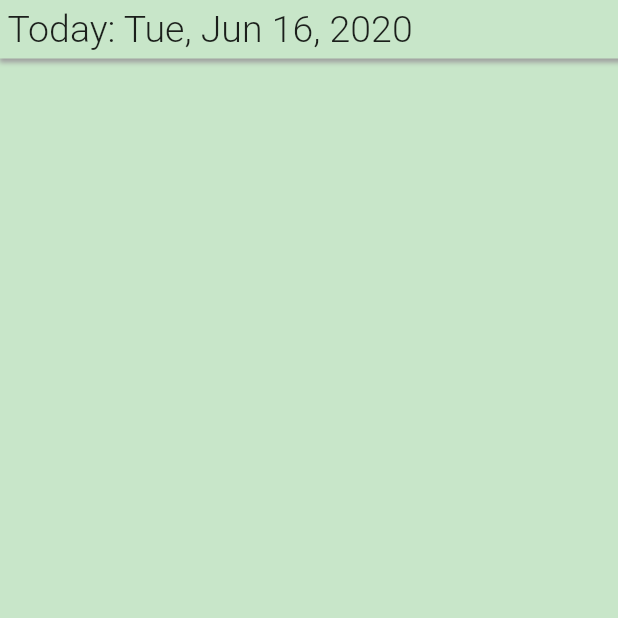
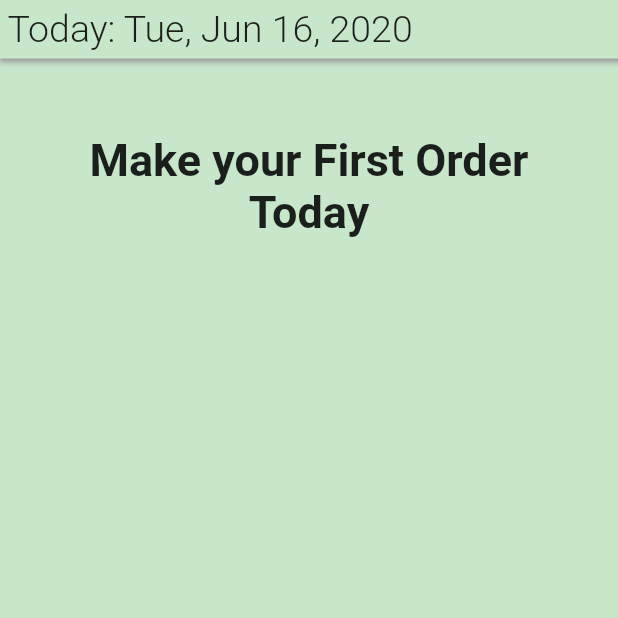
Before and after one commit to willyawan16/myRestaurant, a Flutter app: the OrderList screen opened directly, on a phone screen of 412 x 824 dp, the top half of it. Run offline on Flutter 3.47's test engine with Material 2 defaults, Android fonts, the phone set to English and light mode, and no system bars; our stand-ins replace cloud_firestore, firebase_auth, firebase_storage, flutter_spinkit, image_cropper, image_picker and 2 more; missing offline and left inert: ff_navigation_bar, flutter_counter, flutter_group_sliver; accounts and stored records are empty.

Commit message:
orders update

```diff
--- a/lib/OrderComponent/HistoryList.dart
+++ b/lib/OrderComponent/HistoryList.dart
@@ -21,12 +21,13 @@ class HistoryList extends StatefulWidget {
 // }
 
 class HistoryListState extends State<HistoryList> {
+  List today = [];
   List yesterday = [];
   List twoDaysAgo = [];
   List oneWeekMore = [];
   List all = [];
   // List<ExpansionItem> _items = <ExpansionItem>[];
-  List<String> expansionHeader = ['Yesterday', '2 days ago', 'One week ago'];
+  List<String> expansionHeader = ['Today', 'Yesterday', '2 days ago', 'One week ago'];
 
   @override
   void initState() {
@@ -47,6 +48,7 @@ class HistoryListState extends State<HistoryList> {
         stream: Firestore.instance.collection('orderList').snapshots(),
         builder: (context, snapshot) {
           List orderList = [];
+          List _today = [];
           List _yesterday = [];
           List _twoDaysAgo = [];
           List _oneWeekMore = [];
@@ -65,7 +67,7 @@ class HistoryListState extends State<HistoryList> {
             time = DateFormat('h:mm a').format(d);
             _temp.addAll({
               'customer': snapshot.data.documents[i]['customer'],
-              'date': date,
+              'date': date2,
               'time': time,
               'timeago': timeago,
               'orders': snapshot.data.documents[i]['orders'],
@@ -77,8 +79,11 @@ class HistoryListState extends State<HistoryList> {
               'key': snapshot.data.documents[i].documentID,
             });
             orderList.add(_temp);
+            var today = DateFormat('yyyy-MM-dd').format(DateTime.now());
             if(_temp['paid'] == 'Paid'){
-              if(_temp['timeago'] == 'a day ago') {
+              if(_temp['date'] == today){
+                _today.add(_temp);
+              }else if(_temp['timeago'] == 'a day ago') {
                 _yesterday.add(_temp);
               } else if(_temp['timeago'] == 'two days ago') {
                 _twoDaysAgo.add(_temp);
@@ -91,12 +96,16 @@ class HistoryListState extends State<HistoryList> {
           orderList.sort((a, b) {
             return a['time'].compareTo(b['time']);
           });
-          yesterday.sort((a, b) {
+          _today.sort((a, b) {
             return a['time'].compareTo(b['time']);
           });
-          twoDaysAgo.sort((a, b) {
+          _yesterday.sort((a, b) {
             return a['time'].compareTo(b['time']);
           });
+          _twoDaysAgo.sort((a, b) {
+            return a['time'].compareTo(b['time']);
+          });
+          today = _today;
           yesterday = _yesterday;
           twoDaysAgo = _twoDaysAgo;
           oneWeekMore = _oneWeekMore;
@@ -105,7 +114,7 @@ class HistoryListState extends State<HistoryList> {
           // debugPrint(oneWeekMore.length.toString());
 
           // debugPrint('ini: ${Jiffy(orderList[0]['date']).fromNow()}');
-          all = [yesterday, twoDaysAgo, oneWeekMore];
+          all = [today, yesterday, twoDaysAgo, oneWeekMore];
           return body();
         },
       ),
--- a/lib/OrderComponent/OrderList.dart
+++ b/lib/OrderComponent/OrderList.dart
@@ -447,7 +447,7 @@ class OrderListState extends State<OrderList> {
     );
   }
 
-  Widget body(List orderList){
+  Widget body(List orderList, bool check){
     return Scaffold(
       backgroundColor: Colors.green[100],
       body: Column(
@@ -476,12 +476,19 @@ class OrderListState extends State<OrderList> {
                 ),
               ),
             ),
-            Expanded(
+            (orderList.isNotEmpty)
+            ? Expanded(
               child: ListView.builder(
                 itemCount: orderList.length,
                 padding: const EdgeInsets.all(10),
                 itemBuilder: (context, i) => orderDetails(context, i, orderList[i]),
               ),
+            )
+            : Container(
+              padding: EdgeInsets.fromLTRB(40,50,40,0),
+              child: (!check)
+              ? Text('Make your First Order Today', style: TextStyle(fontSize: 30, fontWeight: FontWeight.bold), textAlign: TextAlign.center,)
+              : Text('Make New Order Again', style: TextStyle(fontSize: 30, fontWeight: FontWeight.bold), textAlign: TextAlign.center,),
             ),
           ],
         ),
@@ -496,11 +503,12 @@ class OrderListState extends State<OrderList> {
           List orderList = [];
           Map _temp = {};
           var date, time;
+          bool check = false;
           if(!snapshot.hasData) return const Text('Loading');
           for(int i = 0; i < snapshot.data.documents.length; i++) {
             Timestamp t = snapshot.data.documents[i]['date'];
             DateTime d = t.toDate();
-            date = DateFormat('EEE, MMM d, ''yy').format(d);
+            date = DateFormat('yyyy-MM-dd').format(d);
             time = DateFormat('h:mm a').format(d);
             _temp.addAll({
               'customer': snapshot.data.documents[i]['customer'],
@@ -514,14 +522,17 @@ class OrderListState extends State<OrderList> {
               'status': snapshot.data.documents[i]['status'],
               'key': snapshot.data.documents[i].documentID,
             });
-            if(_temp['paid'] != 'Paid')
+            var today = DateFormat('yyyy-MM-dd').format(DateTime.now());
+            if(_temp['paid'] != 'Paid' && _temp['date'] == today)
               orderList.add(_temp);
+            else if(_temp['date'] == today)
+              check = true;
             _temp = {};
           }
           orderList.sort((a, b) {
             return a['time'].compareTo(b['time']);
           });
-          return body(orderList);
+          return body(orderList, check);
         },
       ),
     );
```
